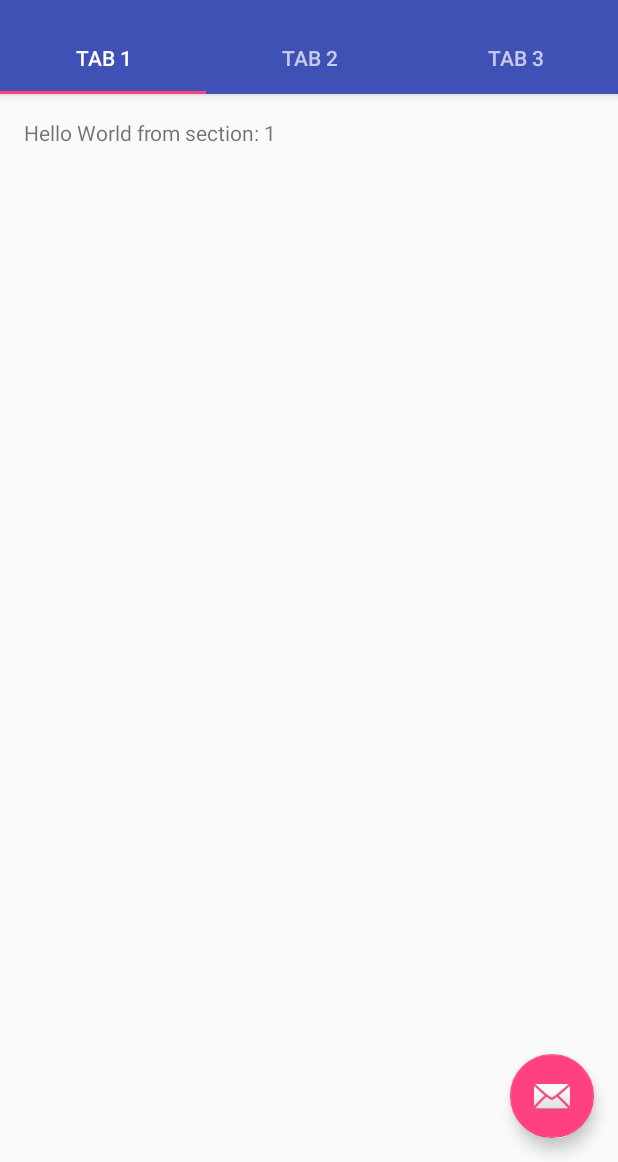
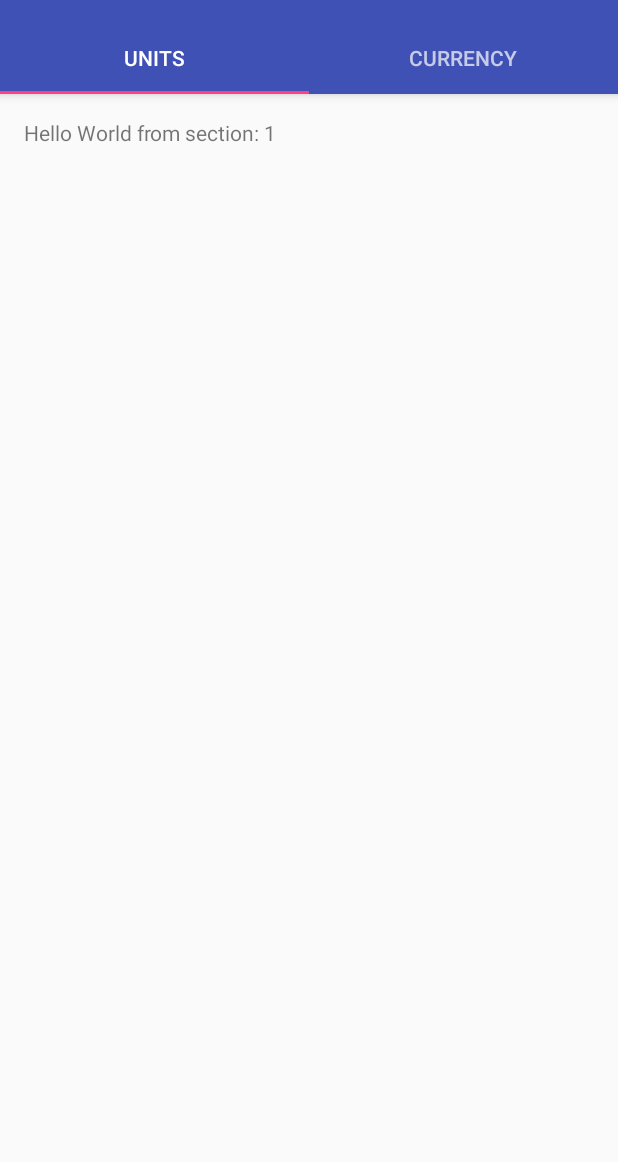
Before and after one commit to ReeceKidd/UnitConvertor, an Android app: the screen it shows after launch (MainActivity), on a phone screen of 412 x 824 dp, the part 74-1236 px from its top. Run offline under Robolectric (Android 15) with nearby library versions, the phone set to English and light mode, and no system bars.

Commit message:
Updated names of tabs

```diff
--- a/app/src/main/java/rki/yh/cs/stir/ac/uk/unitconvertor/MainActivity.java
+++ b/app/src/main/java/rki/yh/cs/stir/ac/uk/unitconvertor/MainActivity.java
@@ -55,15 +55,6 @@ public class MainActivity extends AppCompatActivity {
 
         mViewPager.addOnPageChangeListener(new TabLayout.TabLayoutOnPageChangeListener(tabLayout));
         tabLayout.addOnTabSelectedListener(new TabLayout.ViewPagerOnTabSelectedListener(mViewPager));
-
-        FloatingActionButton fab = (FloatingActionButton) findViewById(R.id.fab);
-        fab.setOnClickListener(new View.OnClickListener() {
-            @Override
-            public void onClick(View view) {
-                Snackbar.make(view, "Replace with your own action", Snackbar.LENGTH_LONG)
-                        .setAction("Action", null).show();
-            }
-        });
 
     }
 
--- a/app/src/main/res/layout/activity_main.xml
+++ b/app/src/main/res/layout/activity_main.xml
@@ -33,22 +33,16 @@
             android:layout_height="wrap_content">
 
             <android.support.design.widget.TabItem
-                android:id="@+id/tabItem"
+                android:id="@+id/unitsTab"
                 android:layout_width="wrap_content"
                 android:layout_height="wrap_content"
-                android:text="@string/tab_text_1" />
+                android:text="@string/tab_text_units" />
 
             <android.support.design.widget.TabItem
-                android:id="@+id/tabItem2"
+                android:id="@+id/currencyTab"
                 android:layout_width="wrap_content"
                 android:layout_height="wrap_content"
-                android:text="@string/tab_text_2" />
-
-            <android.support.design.widget.TabItem
-                android:id="@+id/tabItem3"
-                android:layout_width="wrap_content"
-                android:layout_height="wrap_content"
-                android:text="@string/tab_text_3" />
+                android:text="@string/tab_text_currency" />
 
         </android.support.design.widget.TabLayout>
     </android.support.design.widget.AppBarLayout>
@@ -59,12 +53,4 @@
         android:layout_height="match_parent"
         app:layout_behavior="@string/appbar_scrolling_view_behavior" />
 
-    <android.support.design.widget.FloatingActionButton
-        android:id="@+id/fab"
-        android:layout_width="wrap_content"
-        android:layout_height="wrap_content"
-        android:layout_gravity="end|bottom"
-        android:layout_margin="@dimen/fab_margin"
-        app:srcCompat="@android:drawable/ic_dialog_email" />
-
 </android.support.design.widget.CoordinatorLayout>
--- a/app/src/main/res/values/strings.xml
+++ b/app/src/main/res/values/strings.xml
@@ -1,8 +1,7 @@
 <resources>
     <string name="app_name">UnitConvertor</string>
-    <string name="tab_text_1">Tab 1</string>
-    <string name="tab_text_2">Tab 2</string>
-    <string name="tab_text_3">Tab 3</string>
+    <string name="tab_text_units">Units</string>
+    <string name="tab_text_currency">Currency</string>
     <string name="action_settings">Settings</string>
     <string name="section_format">Hello World from section: %1$d</string>
 </resources>
```
